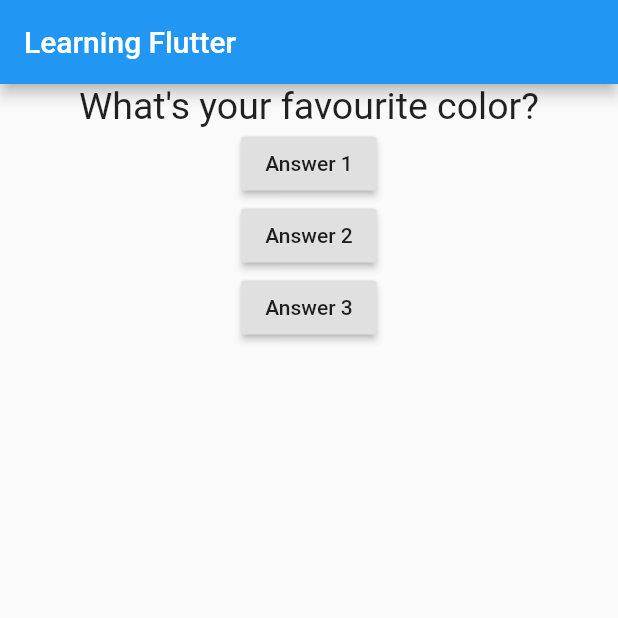
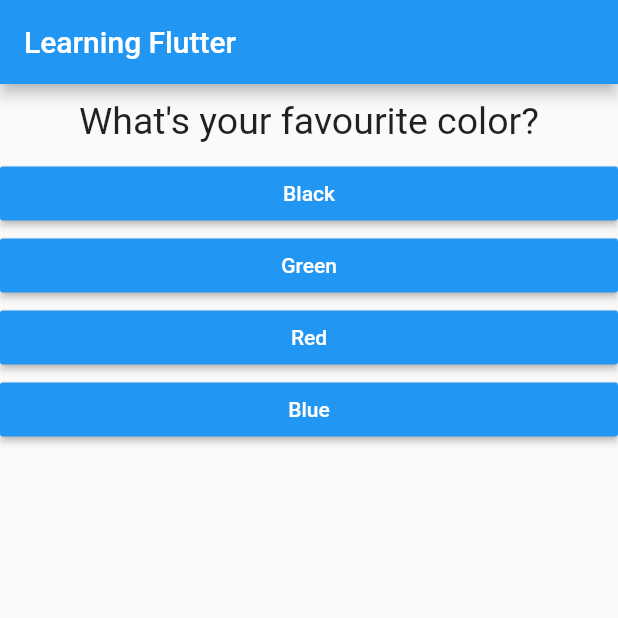
Before and after one commit to tapixhx/New-house, a Flutter app: the screen it shows after launch, on a phone screen of 412 x 824 dp, the top half of it. Run offline on Flutter 3.47's test engine with Material 2 defaults, Android fonts, the phone set to English and light mode, and no system bars.

Commit message:
Added dynamic answers to questions

```diff
--- /dev/null
+++ b/first_app/lib/answer.dart
@@ -0,0 +1,21 @@
+import 'package:flutter/material.dart';
+
+class Answer extends StatelessWidget {
+  final Function selecthandler;
+  final String answerText;
+
+  Answer(this.selecthandler, this.answerText);
+
+  @override
+  Widget build(BuildContext context) {
+    return Container(
+      width:double.infinity,
+      child: RaisedButton(
+        color: Colors.blue,
+        textColor: Colors.white,
+        child: Text(answerText),
+        onPressed: selecthandler,
+      ),
+    );
+  }
+}
--- a/first_app/lib/main.dart
+++ b/first_app/lib/main.dart
@@ -1,6 +1,8 @@
 import 'package:flutter/material.dart';
 
 import './question.dart';
+import './answer.dart';
+
 
 void main() {
   runApp(MyApp());
@@ -28,19 +30,31 @@ class _MyAppState extends State<MyApp> {
   @override
   Widget build(BuildContext context) {
     var questions = [
-      "What's your favourite color?",
-      'What\'s your favourite animal?',
+      {
+        'questiontext':'What\'s your favourite color?',
+        'answers':['Black', 'Green', 'Red', 'Blue'],
+      },
+      {
+        'questiontext':'What\'s your favourite animal?',
+        'answers':['Lion', 'Frog', 'Snake', 'Rabbit'],
+      },
+      {
+        'questiontext':'Who\'s your favourite instructor?',
+        'answers':['Max', 'Max', 'Max', 'Max'],
+      },
     ];
     return MaterialApp(home: Scaffold(
       appBar: AppBar(title: Text('Learning Flutter'),),
-      body: Column(children: <Widget>[
-        Question(
-          questions[_questionindex],
-        ),
-        RaisedButton(child: Text('Answer 1'), onPressed: _answerQuestion,),
-        RaisedButton(child: Text('Answer 2'), onPressed: () => print('Answer2!'),),
-        RaisedButton(child: Text('Answer 3'), onPressed: _answerQuestion,),
-      ],),
+      body: Column(
+        children: <Widget>[
+          Question(
+            questions[_questionindex]['questiontext'],
+          ),
+          ...(questions[_questionindex]['answers'] as List<String>).map((answer) {
+            return Answer(_answerQuestion, answer);
+          })
+        ],
+      ),
     ),);
   }
 }
--- a/first_app/lib/question.dart
+++ b/first_app/lib/question.dart
@@ -9,6 +9,7 @@ class Question extends StatelessWidget {
   Widget build(BuildContext context) {
     return Container(
       width:double.infinity,
+      margin:EdgeInsets.all(10),
       child: Text(
         questiontext,
         style:TextStyle(fontSize: 25),
```
